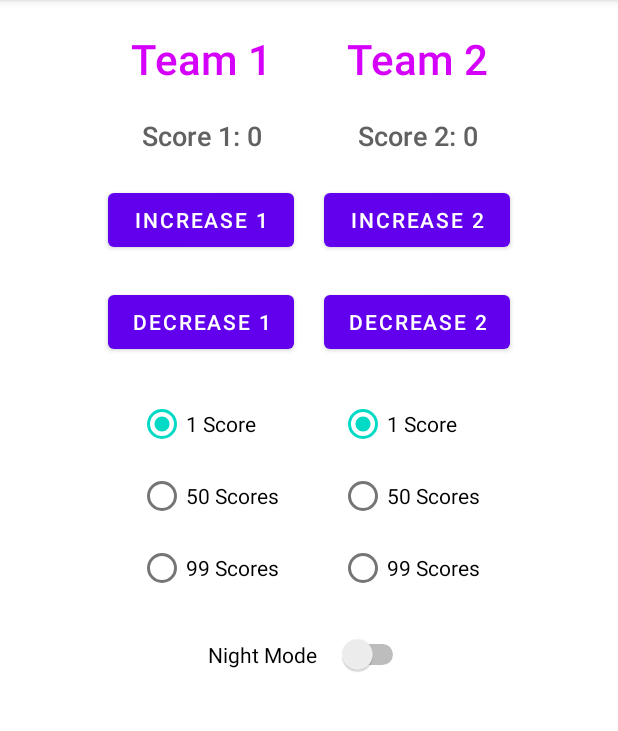
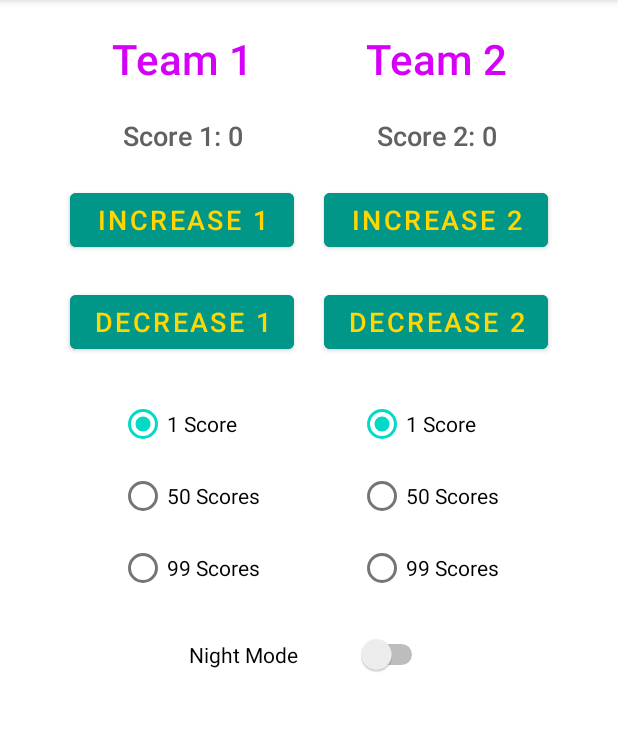
Before and after one commit to kevinle-it/JAV1001-ScoreKeeper, an Android app: the screen it shows after launch (MainActivity), on a phone screen of 412 x 824 dp, the part 84-815 px from its top. Run offline under Robolectric (Android 15) with nearby library versions, the phone set to English and light mode, and no system bars.

Commit message:
add application theme styles for buttons

```diff
--- a/app/src/main/res/values-night/themes.xml
+++ b/app/src/main/res/values-night/themes.xml
@@ -13,6 +13,7 @@
         <item name="android:statusBarColor" tools:targetApi="l">?attr/colorPrimaryVariant</item>
         <!-- Customize your theme here. -->
         <item name="toolbarStyle">@style/Theme.ScoreKeeper.Toolbar</item>
+        <item name="materialButtonStyle">@style/Theme.ScoreKeeper.Button</item>
     </style>
 
     <style name="Theme.ScoreKeeper.Toolbar" parent="Widget.MaterialComponents.Toolbar.Primary">
@@ -31,4 +32,10 @@
         <item name="android:textColor">@color/grey_300</item>
         <item name="android:fontFamily">sans-serif-medium</item>
     </style>
+
+    <style name="Theme.ScoreKeeper.Button" parent="Widget.MaterialComponents.Button">
+        <item name="android:backgroundTint">@color/amber_a400</item>
+        <item name="android:textSize">18sp</item>
+        <item name="android:textColor">@color/pink_500</item>
+    </style>
 </resources>
--- a/app/src/main/res/values/colors.xml
+++ b/app/src/main/res/values/colors.xml
@@ -15,4 +15,11 @@
     <!-- Subtitle - Day & Night mode -->
     <color name="grey_700">#FF616161</color>
     <color name="grey_300">#FFE0E0E0</color>
+
+    <!-- Button - Day mode -->
+    <color name="teal_500">#FF009688</color>
+    <color name="yellow_a700">#FFFFD600</color>
+    <!-- Button - Night mode -->
+    <color name="amber_a400">#FFFFC400</color>
+    <color name="pink_500">#FFE91E63</color>
 </resources>
--- a/app/src/main/res/values/themes.xml
+++ b/app/src/main/res/values/themes.xml
@@ -12,6 +12,7 @@
         <!-- Status bar color. -->
         <item name="android:statusBarColor" tools:targetApi="l">?attr/colorPrimaryVariant</item>
         <!-- Customize your theme here. -->
+        <item name="materialButtonStyle">@style/Theme.ScoreKeeper.Button</item>
     </style>
 
     <style name="Theme.ScoreKeeper.Title">
@@ -25,4 +26,10 @@
         <item name="android:textColor">@color/grey_700</item>
         <item name="android:fontFamily">sans-serif-medium</item>
     </style>
+
+    <style name="Theme.ScoreKeeper.Button" parent="Widget.MaterialComponents.Button">
+        <item name="android:backgroundTint">@color/teal_500</item>
+        <item name="android:textSize">18sp</item>
+        <item name="android:textColor">@color/yellow_a700</item>
+    </style>
 </resources>
```
